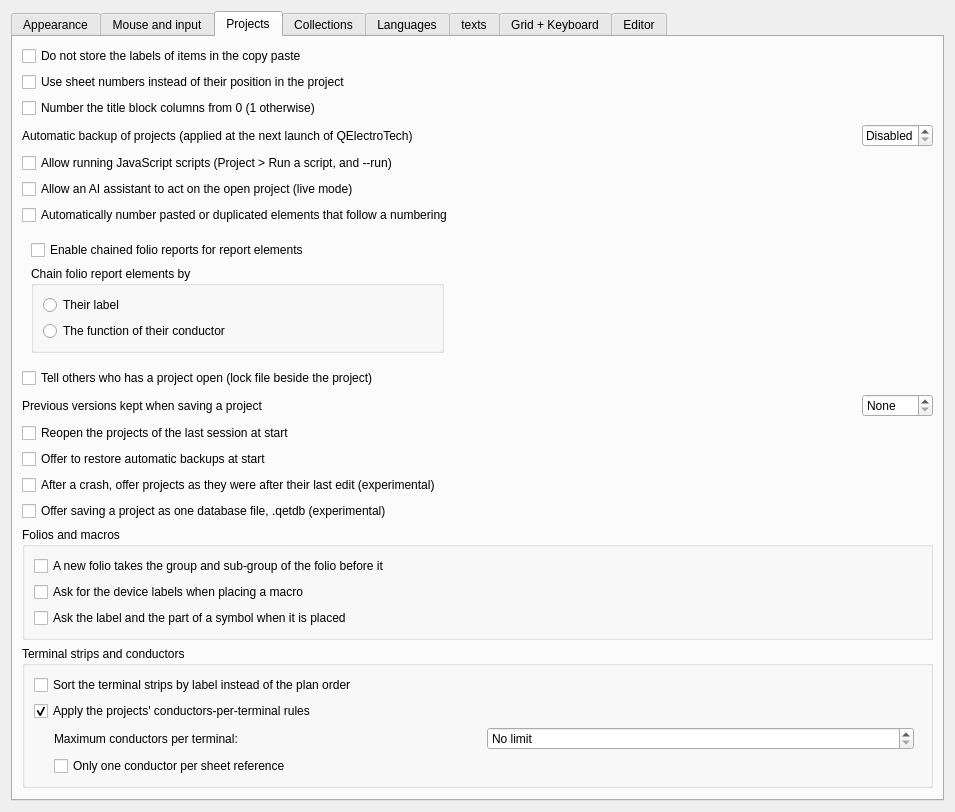
Qt form sources/ui/configpage/generalconfigurationpage.ui (qelectrotech/qelectrotech-source-mirror) before a commit.
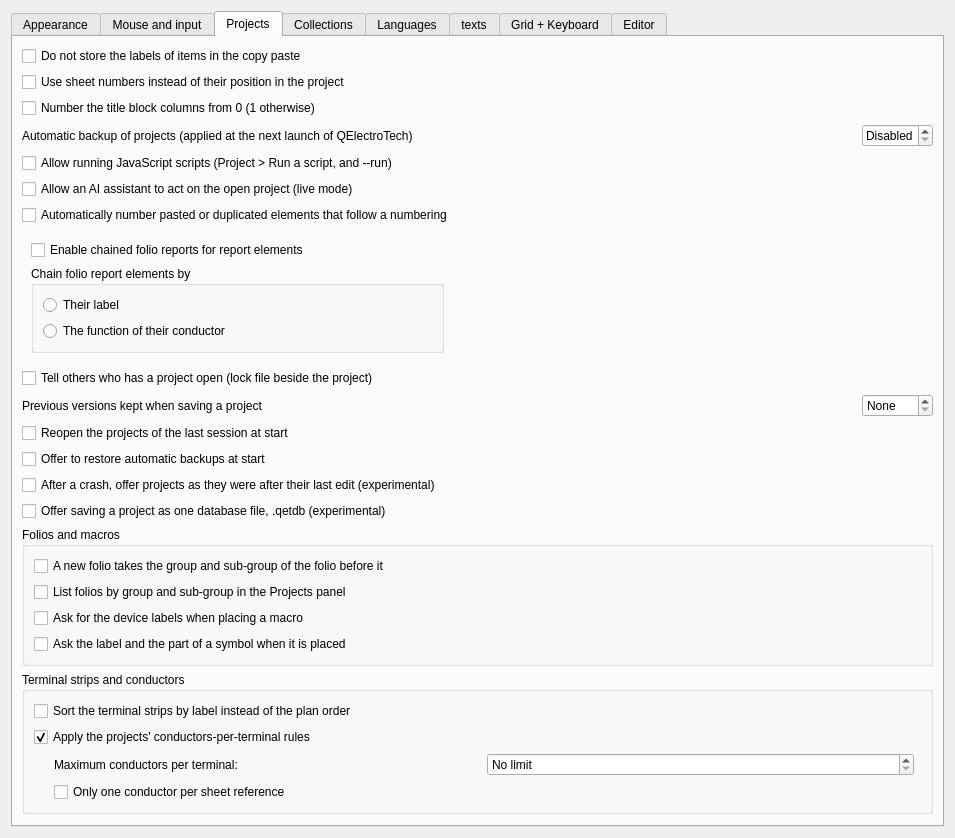
The same form after that commit. The open tabs and pages were chosen to show the change. Icons and pictures are not drawn. Custom widgets are drawn as their Qt base class.

Commit message: Put the folio tree behind a setting; relay out once, keep selection

```diff
--- a/sources/ui/configpage/generalconfigurationpage.ui
+++ b/sources/ui/configpage/generalconfigurationpage.ui
@@ -839,6 +839,16 @@
             </property>
            </widget>
           </item>
+          <item>
+           <widget class="QCheckBox" name="m_folios_by_group_cb">
+            <property name="text">
+             <string>List folios by group and sub-group in the Projects panel</string>
+            </property>
+            <property name="toolTip">
+             <string>A folio with no group of its own is listed under its plant and location. A level is shown only where it splits the folios, so a project without groups stays a flat list.</string>
+            </property>
+           </widget>
+          </item>
           <item>
            <widget class="QCheckBox" name="m_macro_ask_labels_cb">
             <property name="text">
```
Left out of the diff: 1 changed line with no effect on the pictures. The commit also changes 7 other files.
